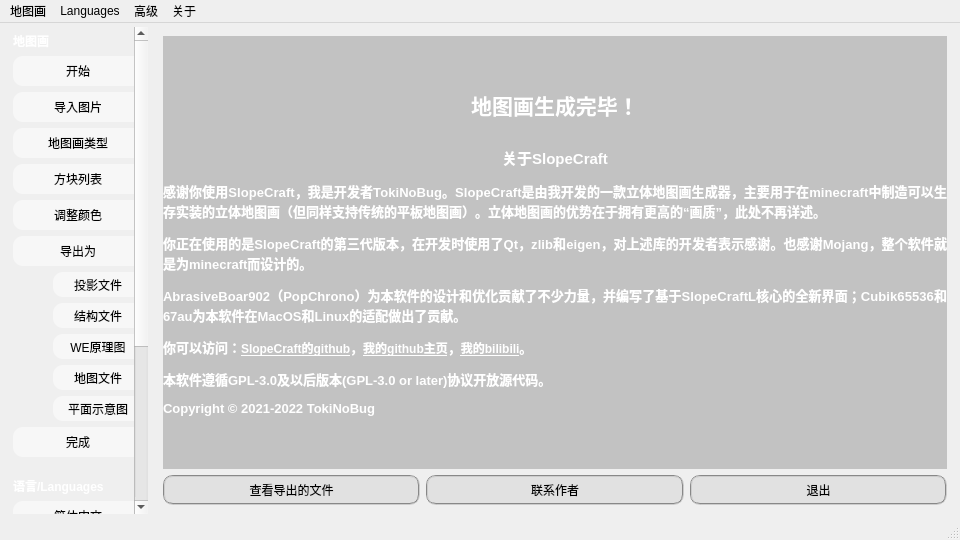
Above: SlopeCraftMain/mainwindow.ui from SlopeCraft/SlopeCraft before the change. Below: the same form after it.
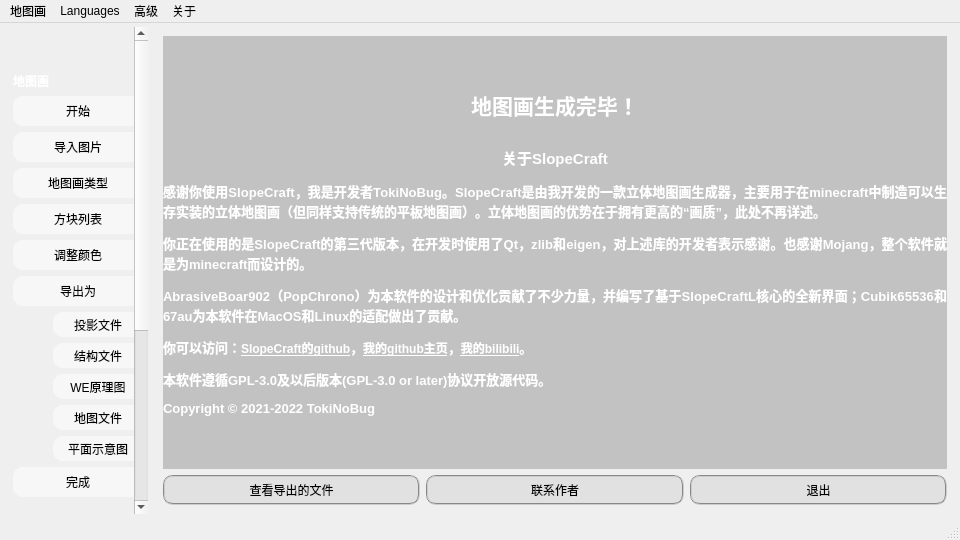
That is the form after the change. The open tabs and pages were chosen to show the change. Icons and pictures are not drawn. Custom widgets are drawn as their Qt base class.

The edit to the form file:
```diff
--- a/SlopeCraftMain/mainwindow.ui
+++ b/SlopeCraftMain/mainwindow.ui
@@ -197,11 +197,18 @@
         <item>
          <widget class="QLabel" name="label_24">
           <property name="text">
-           <string>&lt;!DOCTYPE HTML PUBLIC &quot;-//W3C//DTD HTML 4.0//EN&quot; &quot;http://www.w3.org/TR/REC-html40/strict.dtd&quot;&gt;
-&lt;html&gt;&lt;head&gt;&lt;meta name=&quot;qrichtext&quot; content=&quot;1&quot; /&gt;&lt;meta charset=&quot;utf-8&quot; /&gt;&lt;style type=&quot;text/css&quot;&gt;
-p, li { white-space: pre-wrap; }
-&lt;/style&gt;&lt;/head&gt;&lt;body style=&quot; font-family:'Microsoft YaHei UI'; font-size:9pt; font-weight:400; font-style:normal;&quot;&gt;
-&lt;p style=&quot; margin-top:12px; margin-bottom:12px; margin-left:0px; margin-right:0px; -qt-block-indent:0; text-indent:0px;&quot;&gt;&lt;span style=&quot; font-weight:700; color:#ffffff;&quot;&gt;地图画&lt;/span&gt;&lt;/p&gt;&lt;/body&gt;&lt;/html&gt;</string>
+                      <string>&lt;!DOCTYPE HTML PUBLIC &quot;-//W3C//DTD HTML 4.0//EN&quot;
+                        &quot;http://www.w3.org/TR/REC-html40/strict.dtd&quot;&gt;
+                        &lt;html&gt;&lt;head&gt;&lt;meta name=&quot;qrichtext&quot;
+                        content=&quot;1&quot; /&gt;&lt;meta charset=&quot;utf-8&quot; /&gt;&lt;style
+                        type=&quot;text/css&quot;&gt;
+                        p, li { white-space: pre-wrap; }
+                        &lt;/style&gt;&lt;/head&gt;&lt;body style=&quot; font-family:'Microsoft
+                        YaHei UI'; font-size:9pt; font-weight:400; font-style:normal;&quot;&gt;
+                        &lt;p style=&quot; margin-top:12px; margin-bottom:12px; margin-left:0px;
+                        margin-right:0px; -qt-block-indent:0; text-indent:0px;&quot;&gt;&lt;span
+                        style=&quot; font-weight:700;
+                        color:#ffffff;&quot;&gt;地图画&lt;/span&gt;&lt;/p&gt;&lt;/body&gt;&lt;/html&gt;</string>
           </property>
          </widget>
         </item>
@@ -454,7 +461,10 @@
         <item>
          <widget class="QLabel" name="label_25">
           <property name="text">
-           <string notr="true">&lt;html&gt;&lt;head/&gt;&lt;body&gt;&lt;p&gt;&lt;br/&gt;&lt;span style=&quot; font-weight:700; color:#ffffff;&quot;&gt;语言/Languages&lt;/span&gt;&lt;/p&gt;&lt;/body&gt;&lt;/html&gt;</string>
+                      <string notr="true">
+                        &lt;html&gt;&lt;head/&gt;&lt;body&gt;&lt;p&gt;&lt;br/&gt;&lt;span
+                        style=&quot; font-weight:700;
+                        color:#ffffff;&quot;&gt;语言/Languages&lt;/span&gt;&lt;/p&gt;&lt;/body&gt;&lt;/html&gt;</string>
           </property>
          </widget>
         </item>
```
Left out of the diff: 610 changed lines with no effect on the pictures. Lines whose indentation alone changed are shown as unchanged.
